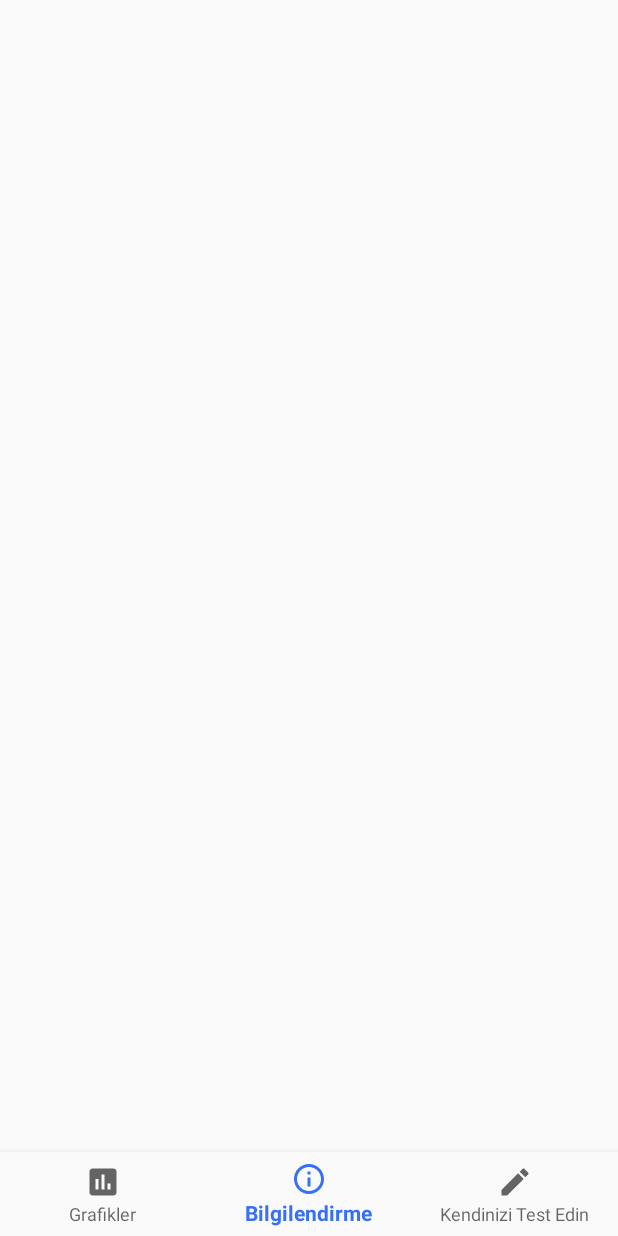
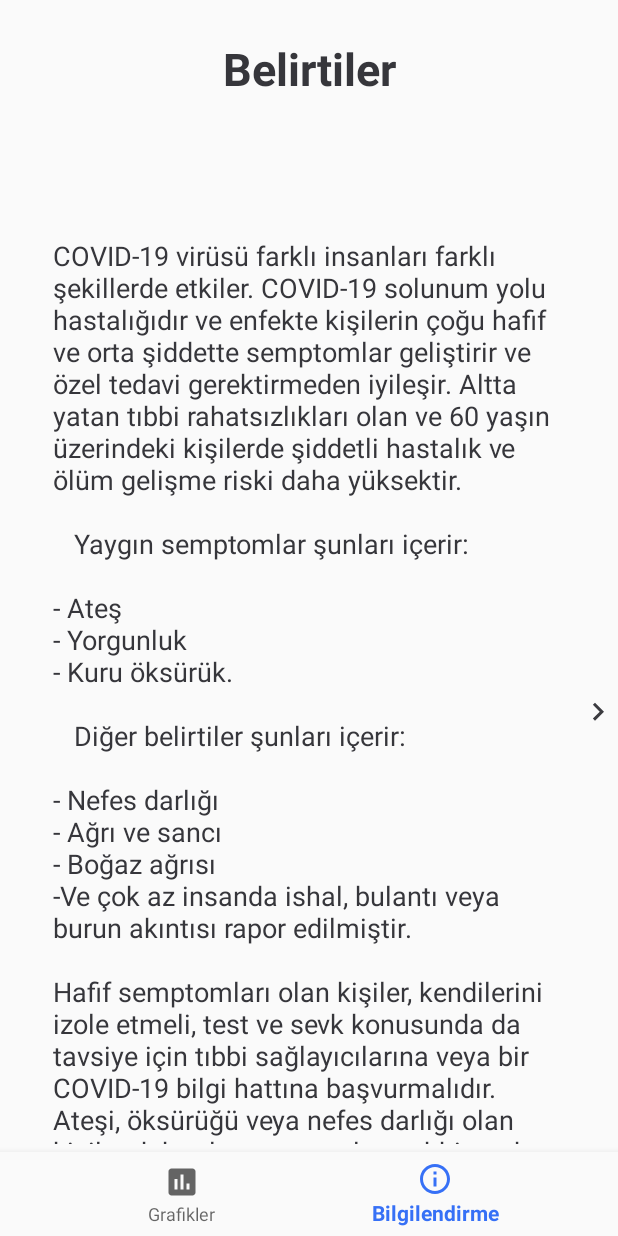
Before and after one commit to Logaritma26/Korona-Takip, an Android app: the screen it shows after launch (MainActivity), on a phone screen of 412 x 824 dp. Run offline under Robolectric (Android 15) with nearby library versions, the phone set to English and light mode, and no system bars.

Commit message:
Versiyon 1.3 - Complete

```diff
--- a/KoronaTakip/app/build.gradle
+++ b/KoronaTakip/app/build.gradle
@@ -7,8 +7,8 @@ android {
         applicationId "com.log.koronatakip"
         minSdkVersion 21
         targetSdkVersion 29
-        versionCode 3
-        versionName "1.2"
+        versionCode 5
+        versionName "1.3"
         testInstrumentationRunner "androidx.test.runner.AndroidJUnitRunner"
     }
     buildTypes {
--- a/KoronaTakip/app/src/main/java/com/log/koronatakip/JsonPlaceHolderApi.java
+++ b/KoronaTakip/app/src/main/java/com/log/koronatakip/JsonPlaceHolderApi.java
@@ -18,4 +18,7 @@ public interface JsonPlaceHolderApi {
     @GET("total/country/{slugCountry}")
     Call<List<SpesificData>> getSpesificData(@Path("slugCountry") String slugCountry);
 
+    //total/country/{slugCountry}
+    //live/country/south-africa
+
 }
--- a/KoronaTakip/app/src/main/java/com/log/koronatakip/MainActivity.java
+++ b/KoronaTakip/app/src/main/java/com/log/koronatakip/MainActivity.java
@@ -94,9 +94,6 @@ public class MainActivity extends AppCompatActivity {
                             selected_fragment = new informing_section();
                             break;
 
-                        case R.id.item_test:
-                            selected_fragment = new self_test();
-                            break;
 
                     }
 
--- a/KoronaTakip/app/src/main/java/com/log/koronatakip/Recyclerview_informing.java
+++ b/KoronaTakip/app/src/main/java/com/log/koronatakip/Recyclerview_informing.java
@@ -31,15 +31,22 @@ public class Recyclerview_informing extends RecyclerView.Adapter <Recyclerview_i
 
     @Override
     public void onBindViewHolder(@NonNull ViewHolder holder, int position) {
+
+
         holder.text_title.setText(text_title.get(position));
         holder.text_content.setText(text_content.get(position));
+
+        if (text_title.get(position).equals("")){
+            holder.text_title.setVisibility(View.GONE);
+        }
+
 
     }
 
 
     @Override
     public int getItemCount() {
-        return text_title.size();
+        return text_content.size();
     }
 
     public class ViewHolder extends RecyclerView.ViewHolder{
--- /dev/null
+++ b/KoronaTakip/app/src/main/java/com/log/koronatakip/ViewPagerAdapter_inform.java
@@ -0,0 +1,151 @@
+package com.log.koronatakip;
+
+import android.content.Context;
+import android.view.LayoutInflater;
+import android.view.View;
+import android.view.ViewGroup;
+import android.widget.ArrayAdapter;
+import android.widget.ImageView;
+import android.widget.LinearLayout;
+import android.widget.ScrollView;
+import android.widget.TextView;
+
+import androidx.annotation.NonNull;
+import androidx.constraintlayout.widget.ConstraintLayout;
+import androidx.recyclerview.widget.LinearLayoutManager;
+import androidx.recyclerview.widget.RecyclerView;
+import androidx.viewpager.widget.PagerAdapter;
+
+import java.util.ArrayList;
+
+public class ViewPagerAdapter_inform extends PagerAdapter {
+
+
+    private Context context;
+    private LayoutInflater layoutInflater;
+
+    private ArrayList<String> maint_text_title = new ArrayList<>();
+
+    private ArrayList<ArrayList<String>> recyclerview_title = new ArrayList<>();
+    private ArrayList<ArrayList<String>> recyclerview_content = new ArrayList<>();
+
+    private ArrayList<String> page1_title = new ArrayList<>();
+    private ArrayList<String> page1_content = new ArrayList<>();
+
+    private ArrayList<String> page2_title = new ArrayList<>();
+    private ArrayList<String> page2_content = new ArrayList<>();
+
+    private ArrayList<String> page3_title = new ArrayList<>();
+    private ArrayList<String> page3_content = new ArrayList<>();
+
+    private ArrayList<String> page4_title = new ArrayList<>();
+    private ArrayList<String> page4_content = new ArrayList<>();
+
+    private ArrayList<String> page5_title = new ArrayList<>();
+    private ArrayList<String> page5_content = new ArrayList<>();
+
+
+
+    public ViewPagerAdapter_inform(Context context,
+                                   ArrayList<String> main_text_title,
+                                   ArrayList<String> page1_title,
+                                   ArrayList<String> page1_content,
+                                   ArrayList<String> page2_title,
+                                   ArrayList<String> page2_content,
+                                   ArrayList<String> page3_title,
+                                   ArrayList<String> page3_content,
+                                   ArrayList<String> page4_title,
+                                   ArrayList<String> page4_content,
+                                   ArrayList<String> page5_title,
+                                   ArrayList<String> page5_content) {
+
+        this.context = context;
+
+        this.maint_text_title = main_text_title;
+
+        this.page1_title = page1_title;
+        this.page1_content = page1_content;
+
+        this.page2_title = page2_title;
+        this.page2_content = page2_content;
+
+        this.page3_title = page3_title;
+        this.page3_content = page3_content;
+
+        this.page4_title = page4_title;
+        this.page4_content = page4_content;
+
+        this.page5_title = page5_title;
+        this.page5_content = page5_content;
+
+
+        recyclerview_title.add(page1_title);
+        recyclerview_title.add(page2_title);
+        recyclerview_title.add(page3_title);
+        recyclerview_title.add(page4_title);
+        recyclerview_title.add(page5_title);
+
+        recyclerview_content.add(page1_content);
+        recyclerview_content.add(page2_content);
+        recyclerview_content.add(page3_content);
+        recyclerview_content.add(page4_content);
+        recyclerview_content.add(page5_content);
+
+
+    }
+
+    @Override
+    public int getCount() {
+        return 5;
+    }
+
+    @Override
+    public boolean isViewFromObject(@NonNull View view, @NonNull Object object) {
+        return (view == (ConstraintLayout)object);
+    }
+
+    @NonNull
+    @Override
+    public Object instantiateItem(@NonNull ViewGroup container, int position) {
+        layoutInflater = (LayoutInflater) context.getSystemService(Context.LAYOUT_INFLATER_SERVICE);
+        View view = layoutInflater.inflate(R.layout.informing_viewpager, container, false);
+
+        final ImageView left = view.findViewById(R.id.left_arrow_i);
+        final ImageView right = view.findViewById(R.id.right_arrow_i);
+
+
+        if (position == 0){
+            left.setVisibility(View.GONE);
+            right.setVisibility(View.VISIBLE);
+        }   else if (position == getCount()-1){
+            left.setVisibility(View.VISIBLE);
+            right.setVisibility(View.GONE);
+        }   else {
+            left.setVisibility(View.VISIBLE);
+            right.setVisibility(View.VISIBLE);
+        }
+
+
+        TextView main_title = view.findViewById(R.id.informing_title);
+
+        main_title.setText(maint_text_title.get(position));
+
+
+        RecyclerView recyclerView = view.findViewById(R.id.informing_recycler);
+        Recyclerview_informing adapter = new Recyclerview_informing(recyclerview_title.get(position), recyclerview_content.get(position));
+        recyclerView.setAdapter(adapter);
+        recyclerView.setLayoutManager(new LinearLayoutManager(context));
+
+
+
+        container.addView(view);
+
+        return view;
+    }
+
+    @Override
+    public void destroyItem(@NonNull ViewGroup container, int position, @NonNull Object object) {
+        container.removeView((ConstraintLayout)object);
+    }
+
+}
--- a/KoronaTakip/app/src/main/java/com/log/koronatakip/graphs.java
+++ b/KoronaTakip/app/src/main/java/com/log/koronatakip/graphs.java
@@ -337,12 +337,6 @@ public class graphs extends Fragment {
         listView.performItemClick(listView, 227, listView.getItemIdAtPosition(2));
 
 
-        /*MotionEvent event = MotionEvent.obtain(10, 30, MotionEvent.ACTION_DOWN,
-                viewPager2.getX(), viewPager2.getY(), 10, 1,
-                2, viewPager2.getX(), viewPager2.getY(),
-                viewPager2.getId(), 3);*/
-
-        //onTouchEvent(event);
 
         viewPager2.addOnPageChangeListener(new ViewPager.OnPageChangeListener() {
             @Override
--- a/KoronaTakip/app/src/main/java/com/log/koronatakip/informing_section.java
+++ b/KoronaTakip/app/src/main/java/com/log/koronatakip/informing_section.java
@@ -1,19 +1,196 @@
 package com.log.koronatakip;
 
+import android.app.Activity;
+import android.content.Context;
 import android.os.Bundle;
 import android.view.LayoutInflater;
 import android.view.View;
 import android.view.ViewGroup;
+import android.widget.TextView;
 
 import androidx.annotation.NonNull;
 import androidx.annotation.Nullable;
 import androidx.fragment.app.Fragment;
+import androidx.viewpager.widget.ViewPager;
+
+import java.util.ArrayList;
 
 public class informing_section extends Fragment {
+
+
+    //TextView textView_main;
+    ViewPager viewPager_inform;
+    ViewPagerAdapter_inform adapter;
+
+    private ArrayList<String> main_text_title = new ArrayList<>();
+
+    private ArrayList<String> page1_title = new ArrayList<>();
+    private ArrayList<String> page1_content = new ArrayList<>();
+
+    private ArrayList<String> page2_title = new ArrayList<>();
+    private ArrayList<String> page2_content = new ArrayList<>();
+
+    private ArrayList<String> page3_title = new ArrayList<>();
+    private ArrayList<String> page3_content = new ArrayList<>();
+
+    private ArrayList<String> page4_title = new ArrayList<>();
+    private ArrayList<String> page4_content = new ArrayList<>();
+
+    private ArrayList<String> page5_title = new ArrayList<>();
+    private ArrayList<String> page5_content = new ArrayList<>();
+
+
+
+    Context context;
+    Activity activity_inform;
+    @Override
+    public void onAttach(Context context) {
+        super.onAttach(context);
+
+        if (context instanceof Activity){
+            this.context = context;
+            activity_inform = (Activity) context;
+        }
+
+    }
+
 
     @Nullable
     @Override
     public View onCreateView(@NonNull LayoutInflater inflater, @Nullable ViewGroup container, @Nullable Bundle savedInstanceState) {
         return inflater.inflate(R.layout.informing_section, container, false);
     }
+
+    @Override
+    public void onViewCreated(@NonNull View view, @Nullable Bundle savedInstanceState) {
+        super.onViewCreated(view, savedInstanceState);
+
+        viewPager_inform = view.findViewById(R.id.viewPager_informing_main);
+
+
+
+
+
+
+
+
+        INIT_CONTENT();
+
+
+        adapter = new ViewPagerAdapter_inform(context, main_text_title,
+                page1_title, page1_content,
+                page2_title, page2_content,
+                page3_title, page3_content,
+                page4_title, page4_content,
+                page5_title, page5_content);
+
+        viewPager_inform.setAdapter(adapter);
+        viewPager_inform.setClipToPadding(false);
+        viewPager_inform.setPageMargin(200);
+
+
+
+
+
+
+
+
+
+
+
+
+
+    }
+
+    private void INIT_CONTENT() {
+
+        main_text_title.add("Belirtiler");
+
+
+        main_text_title.add("Nasıl Yayılır");
+
+
+        main_text_title.add("Yeni koronavirüse karşı temel koruyucu önlemler");
+
+
+        main_text_title.add("Maske Çeşitleri");
+
+
+        main_text_title.add("Maskeler ne zaman ve nasıl kullanılır?");
+
+
+        page1_title.add("");
+        page1_content.add("COVID-19 virüsü farklı insanları farklı şekillerde etkiler. COVID-19 solunum yolu hastalığıdır ve enfekte kişilerin çoğu hafif ve orta şiddette semptomlar geliştirir ve özel tedavi gerektirmeden iyileşir. Altta yatan tıbbi rahatsızlıkları olan ve 60 yaşın üzerindeki kişilerde şiddetli hastalık ve ölüm gelişme riski daha yüksektir.\n\n" +
+                "   Yaygın semptomlar şunları içerir: \n\n" +
+                "- Ateş \n" +
+                "- Yorgunluk \n" +
+                "- Kuru öksürük. \n\n" +
+                "   Diğer belirtiler şunları içerir: \n\n" +
+                "- Nefes darlığı \n" +
+                "- Ağrı ve sancı \n" +
+                "- Boğaz ağrısı \n" +
+                "-Ve çok az insanda ishal, bulantı veya burun akıntısı rapor edilmiştir. \n\n"+
+                "Hafif semptomları olan kişiler, kendilerini izole etmeli, test ve sevk konusunda da tavsiye için tıbbi sağlayıcılarına veya bir COVID-19 bilgi hattına başvurmalıdır.\n" +
+                "Ateşi, öksürüğü veya nefes darlığı olan kişiler doktorlarını aramalı ve tıbbi yardım almalıdır.\n\n\n\n\n");
+
+
+        page2_title.add("");
+        page2_title.add("COVID-19'a neden olan virüs hava yoluyla bulaşabilir mi?");
+        page2_title.add("CoVID-19 hiçbir semptomu olmayan bir kişiden bulaşabilir mi?");
+        page2_title.add("Hastalığı olan birinin dışkısından COVID-19'a yakalanabilir miyim?");
+
+        page2_content.add("İnsanlar COVID-19'u virüsü olan diğerlerinden yakalayabilir. Hastalık, kişiden kişiye, COVID-19'lu bir kişi öksürdüğünde veya nefes verdiğinde yayılan küçük damlacıklardan veya ağızdan yayılabilir. Bu damlacıklar kişinin etrafındaki nesnelere ve yüzeylere düşer. Diğer insanlar daha sonra bu nesnelere veya yüzeylere dokunarak, sonra gözlerine, burnuna veya ağzına dokunarak COVID-19'u yakalarlar. İnsanlar ayrıca, COVID-19'lu damlacıkları öksüren veya nefes veren bir kişiden damlacıklar halinde nefes alırlarsa COVID-19'u yakalayabilirler. Bu yüzden hasta olan bir kişiden 1 metreden (3 feet) daha uzak durmak önemlidir.\n" +
+                "DSÖ, COVID-19'un yayılma yolları konusunda devam eden araştırmaları değerlendirmektedir ve güncellenmiş bulguları paylaşmaya devam edecektir.");
+        page2_content.add("Bugüne kadar yapılan çalışmalar, COVID-19'a neden olan virüsün esas olarak hava yerine solunum damlacıkları ile temas yoluyla bulaştığını göstermektedir. “COVID-19 nasıl yayılır?” Hakkındaki önceki cevaba bakınız.");
+        page2_content.add("Hastalığın ana yolu öksüren biri tarafından atılan solunum damlacıklarıdır. Hiç semptomu olmayan bir kişiden COVID-19'u yakalama riski çok düşüktür. Bununla birlikte, COVID-19 olan birçok insan sadece hafif semptomlar yaşar. Bu özellikle hastalığın erken evrelerinde geçerlidir. Bu nedenle, örneğin hafif bir öksürüğü olan ve hasta hissetmeyen bir kişiden COVID-19'u yakalamak mümkündür. DSÖ, COVID-19'un bulaşma süresi üzerine devam eden araştırmaları değerlendirmektedir ve güncellenmiş bulguları paylaşmaya devam edecektir.");
+        page2_content.add("Enfekte bir kişinin dışkısından COVID-19'u yakalama riski düşük gibi görünmektedir. İlk araştırmalar bazı durumlarda virüsün dışkıda mevcut olabileceğini düşünse de, bu yoldan yayılma salgının ana özelliği değildir. DSÖ, COVID-19'un yayılma yolları konusunda devam eden araştırmaları değerlendirmektedir ve yeni bulguları paylaşmaya devam edecektir. Ancak bu bir risk olduğundan, banyoyu kullandıktan sonra ve yemekten önce ellerin düzenli olarak temizlenmesi başka bir nedendir.\n\n\n\n\n\n");
+
+        page3_title.add("");
+        page3_title.add("Ellerinizi sık sık yıkayın");
+        page3_title.add("Sosyal mesafeyi koruyun");
+        page3_title.add("Göz, burun ve ağza dokunmaktan kaçının");
+        page3_title.add("Solunum hijyenini uygulayın");
+        page3_title.add("Ateş, öksürük ve nefes almada zorluk çekiyorsanız, erken tıbbi yardım alın");
+        page3_title.add("Haberdar olun ve sağlık uzmanınız tarafından verilen tavsiyelere uyun");
+
+        page3_content.add("DSÖ web sitesinde ve ulusal ve yerel halk sağlığı otoritenizde bulunan COVID-19 salgınıyla ilgili en son bilgilerden haberdar olun. Enfekte olan çoğu insan hafif bir hastalık yaşar ve iyileşir, ancak diğerleri için daha şiddetli olabilir. Aşağıdakileri yaparak sağlığınıza dikkat edin ve başkalarını koruyun:");
+        page3_content.add("Ellerinizi düzenli olarak ve alkol bazlı bir el ovarak temizleyin veya sabun ve su ile yıkayın.\n" +
+                "Neden? Ellerinizi sabun ve su ile yıkamak veya alkol bazlı el ovmak kullanarak ellerinizde olabilecek virüsleri öldürür.");
+        page3_content.add("Kendinizle öksüren veya hapşıran herkes arasında en az 1 metre (3 feet) mesafe bırakın.\n" +
+                "Neden? Birisi öksürdüğünde veya hapşırdığında, burun veya ağzından virüs içerebilecek küçük sıvı damlacıkları püskürtür. Çok yakınsanız, öksüren kişinin hastalığı varsa, COVID-19 virüsü de dahil olmak üzere damlacıklarda nefes alabilirsiniz.");
+        page3_content.add("Neden? Eller birçok yüzeye dokunur ve virüsleri alabilir. Kirlendiğinde eller virüsü gözlerinize, burnunuza veya ağzınıza aktarabilir. Oradan, virüs vücudunuza girebilir ve sizi hasta edebilir.\n");
+        page3_content.add("Sizin ve çevrenizdeki insanların iyi bir solunum hijyeni uyguladığından emin olun. Bu, öksürdüğünüzde veya hapşırdığınızda ağzınızı ve burnunuzu bükülmüş dirsek veya doku ile kaplamak anlamına gelir. Ardından kullanılmış dokuyu hemen atın.\n" +
+                "Neden? Damlacıklar virüs yayıldı. İyi bir solunum hijyeni uygulayarak çevrenizdeki kişileri soğuk algınlığı, grip ve COVID-19 gibi virüslerden korursunuz.\n");
+        page3_content.add("Kendinizi iyi hissetmiyorsanız evde kalın. Ateş, öksürük ve nefes almada zorluk çekiyorsanız, tıbbi yardım alın ve önceden arayın. Yerel sağlık kurumunuzun talimatlarını izleyin.\n" +
+                "Neden? Ulusal ve yerel yetkililer bölgenizdeki durum hakkında en güncel bilgilere sahip olacaktır. Önceden aramak, sağlık uzmanınızın sizi hızlı bir şekilde doğru sağlık kuruluşuna yönlendirmesini sağlayacaktır. Bu ayrıca sizi koruyacak ve virüslerin ve diğer enfeksiyonların yayılmasını önlemeye yardımcı olacaktır.");
+        page3_content.add("COVID-19 hakkındaki son gelişmelerden haberdar olun. Kendinizi ve başkalarını COVID-19'dan nasıl koruyacağınız konusunda sağlık uzmanınız, ulusal ve yerel halk sağlığı otoritesi veya işvereniniz tarafından verilen tavsiyelere uyun.\n" +
+                "Neden? Ulusal ve yerel yetkililer, COVID-19'un bölgenize yayılıp yayılmadığına dair en güncel bilgilere sahip olacaklardır. En iyi, bölgenizdeki insanların kendilerini korumak için ne yapmaları gerektiği konusunda tavsiyelerde bulunmak için yerleştirilir.\n\n\n\n\n\n");
+
+
+
+        page4_title.add("Ev yapımı yüz maskeleri");
+        page4_title.add("Cerrahi maskeler");
+        page4_title.add("N95 solunum maskeleri");
+
+
+        page4_content.add("Ev yapımı yüz maskeleri sadece küçük bir koruma derecesi sunar, ancak SARS-CoV-2'nin asemptomatik kişilerden yayılmasını önlemeye yardımcı olabilirler. CDC, kamusal ortamlarda kullanılmasının yanı sıra sosyal mesafe ve uygun hijyen uygulamalarını önerir.");
+        page4_content.add("SARS-CoV-2'nin asemptomatik kişilerden yayılmasını önlemeye yardımcı olabilirler. CDC, kamusal ortamlarda kullanılmasının yanı sıra sosyal mesafe ve uygun hijyen uygulamalarını önerir.");
+        page4_content.add("Hastalık Kontrol ve Önleme Merkezleri (CDC), genel halkın kendilerini koronavirüs (COVID-19) dahil olmak üzere solunum hastalıklarından korumak için N95 solunum cihazı takmasını önermez. Bunlar, mevcut CDC kılavuzluğunda önerildiği gibi, sağlık çalışanları ve diğer tıbbi müdahale ekipleri için ayrılmaya devam etmesi gereken kritik malzemelerdir.\n\n\n\n\n\n");
+
+
+
+        page5_title.add("Maske ne zaman kullanılır?");
+        page5_title.add("Koronavirüse karşı ne zaman ve nasıl tıbbi maske takılmalıdır?");
+
+
+        page5_content.add("Sağlıklıysanız, sadece 2019-nCoV enfeksiyonu şüphesi olan bir kişiye bakıyorsanız maske takmanız gerekir.\n" +
+                "Öksürüyorsanız veya hapşırıyorsanız bir maske takın.\n" +
+                "Maskeler yalnızca alkol bazlı el ovma veya sabun ve su ile sık sık el temizliği ile birlikte kullanıldığında etkilidir.\n" +
+                "Bir maske takarsanız, nasıl kullanılacağını bilmeli ve uygun şekilde imha etmelisiniz.");
+        page5_content.add("Bir maskeyi takmadan önce, elleri alkol bazlı el ovma veya sabun ve su ile temizleyin.\n" +
+                "Ağız ve burnu maske ile örtün ve yüzünüzle maske arasında boşluk olmadığından emin olun.\n" +
+                "Maskeyi kullanırken dokunmaktan kaçının; yaparsanız, ellerinizi alkol bazlı el ovma veya sabun ve su ile temizleyin.\n" +
+                "Maskeyi nemli olduğu anda yenisiyle değiştirin ve tek kullanımlık maskeleri tekrar kullanmayın.\n" +
+                "Maskeyi çıkarmak için: arkadan çıkarın (maskenin önüne dokunmayın); derhal kapalı bir çöp kutusuna atın; elleri alkol bazlı el ovma veya sabun ve su ile temizleyin.\n\n\n\n\n\n");
+    }
 }
--- a/KoronaTakip/app/src/main/java/com/log/koronatakip/self_test.java
+++ /dev/null
@@ -1,19 +0,0 @@
-package com.log.koronatakip;
-
-import android.os.Bundle;
-import android.view.LayoutInflater;
-import android.view.View;
-import android.view.ViewGroup;
-
-import androidx.annotation.NonNull;
-import androidx.annotation.Nullable;
-import androidx.fragment.app.Fragment;
-
-public class self_test extends Fragment {
-
-    @Nullable
-    @Override
-    public View onCreateView(@NonNull LayoutInflater inflater, @Nullable ViewGroup container, @Nullable Bundle savedInstanceState) {
-        return inflater.inflate(R.layout.self_test, container, false);
-    }
-}
--- a/KoronaTakip/app/src/main/res/layout/informing_recyclerview.xml
+++ b/KoronaTakip/app/src/main/res/layout/informing_recyclerview.xml
@@ -3,21 +3,48 @@
     xmlns:android="http://schemas.android.com/apk/res/android"
     android:orientation="vertical"
     android:layout_width="match_parent"
-    android:layout_height="match_parent"
-    android:layout_marginBottom="25dp">
+    android:layout_height="wrap_content"
+    android:layout_marginBottom="25dp"
+    android:layout_marginTop="25dp">
 
+
+    <TextView
+        android:id="@+id/informing_content"
+        android:layout_width="match_parent"
+        android:layout_height="wrap_content"
+
+        android:layout_marginTop="3dp"
+        android:layout_marginBottom="5dp"
+        android:layout_marginLeft="10dp"
+        android:layout_marginRight="10dp"
+
+        android:textSize="18sp"
+        android:textColor="@color/container_text" />
     <TextView
         android:id="@+id/recycler_title"
         android:layout_width="match_parent"
         android:layout_height="wrap_content"
 
+        android:gravity="center"
+        android:textColor="@color/container_text"
+        android:textSize="22sp"
+        android:textStyle="bold"
+
         android:layout_marginTop="3dp"
-        android:layout_marginBottom="5dp"/>
+        android:layout_marginBottom="15dp"
+        android:layout_marginLeft="10dp"
+        android:layout_marginRight="10dp"/>
 
     <TextView
         android:id="@+id/recycler_content"
         android:layout_width="match_parent"
         android:layout_height="wrap_content"
-        android:layout_marginTop="3dp"/>
+
+        android:textSize="18sp"
+        android:textColor="@color/container_text"
+
+        android:layout_marginTop="3dp"
+        android:layout_marginLeft="10dp"
+        android:layout_marginRight="10dp"/>
 
 </LinearLayout>
--- a/KoronaTakip/app/src/main/res/layout/informing_viewpager.xml
+++ b/KoronaTakip/app/src/main/res/layout/informing_viewpager.xml
@@ -1,6 +1,8 @@
 <?xml version="1.0" encoding="utf-8"?>
-<LinearLayout
+<androidx.constraintlayout.widget.ConstraintLayout
     xmlns:android="http://schemas.android.com/apk/res/android"
+    xmlns:app="http://schemas.android.com/apk/res-auto"
+    xmlns:tools="http://schemas.android.com/tools"
     android:orientation="vertical"
     android:layout_width="match_parent"
     android:layout_height="match_parent">
@@ -10,15 +12,52 @@
         android:layout_width="match_parent"
         android:layout_height="wrap_content"
 
-        android:layout_marginLeft="10dp"
-        android:layout_marginRight="10dp"
-        android:layout_marginBottom="10dp"
-        android:layout_marginTop="15dp"/>
+        android:layout_marginTop="20dp"
+        android:gravity="center"
+        android:textColor="@color/container_text"
+        android:textSize="30sp"
+
+        android:textStyle="bold"
+        app:layout_constraintEnd_toEndOf="parent"
+        app:layout_constraintStart_toStartOf="parent"
+        app:layout_constraintTop_toTopOf="parent" />
+
+    <ImageView
+        android:id="@+id/left_arrow_i"
+        android:layout_width="wrap_content"
+        android:layout_height="wrap_content"
+        android:src="@drawable/ic_arrow_left"
+
+
+        app:layout_constraintBottom_toBottomOf="@+id/informing_recycler"
+        app:layout_constraintEnd_toStartOf="@+id/informing_recycler"
+        app:layout_constraintTop_toTopOf="@+id/informing_recycler" />
+
+    <ImageView
+        android:id="@+id/right_arrow_i"
+        android:layout_width="wrap_content"
+        android:layout_height="wrap_content"
+        android:src="@drawable/ic_arrow_right"
+
+
+        app:layout_constraintBottom_toBottomOf="@+id/informing_recycler"
+        app:layout_constraintStart_toEndOf="@+id/informing_recycler"
+        app:layout_constraintTop_toTopOf="@+id/informing_recycler" />
+
 
     <androidx.recyclerview.widget.RecyclerView
         android:id="@+id/informing_recycler"
         android:layout_width="match_parent"
-        android:layout_height="match_parent"
-        android:layout_margin="3dp"/>
+        android:layout_height="wrap_content"
 
-</LinearLayout>
+        android:layout_marginTop="30dp"
+        android:layout_marginLeft="20dp"
+        android:layout_marginRight="20dp"
+
+
+
+
+        app:layout_constraintTop_toBottomOf="@+id/informing_title" />
+
+
+</androidx.constraintlayout.widget.ConstraintLayout>
--- a/KoronaTakip/app/src/main/res/menu/bottom_navigation_resource.xml
+++ b/KoronaTakip/app/src/main/res/menu/bottom_navigation_resource.xml
@@ -12,10 +12,6 @@
         android:icon="@drawable/ic_info_black"
         android:title="Bilgilendirme"/>
 
-    <item
-        android:id="@+id/item_test"
-        android:icon="@drawable/ic_test_black"
-        android:title="Kendinizi Test Edin"/>
 
 
 
```
Also changed, not shown: 1 other file.
